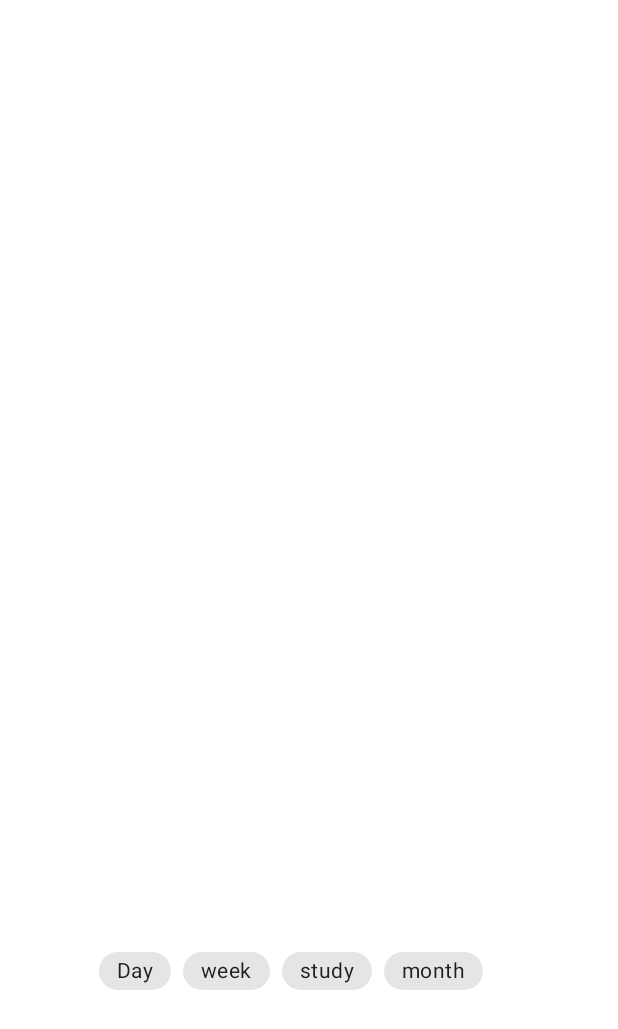
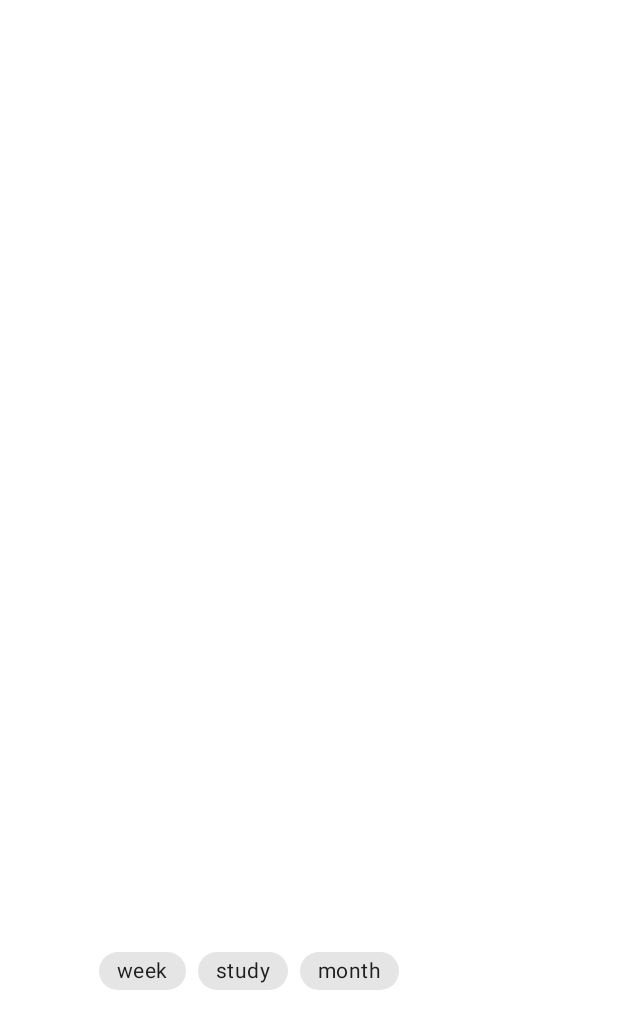
Before and after one commit to slscott9/StudyTimeApplication, an Android app: the screen it shows after launch (MainActivity), on a phone screen of 412 x 824 dp. Shown: the top 1029 px of the screen. Run offline under Robolectric (Android 15) with nearby library versions, the phone set to English and light mode, and no system bars; our stand-ins replace Room's generated code, data binding; libraries missing offline, so code that uses them is left out: com.github.mikephil.charting, kotlin.time.hours; 6 statements that could not run were skipped.

Commit message:
Fixed cases for only certain days of the month having values.

```diff
--- a/app/src/main/java/hfad/com/studytimeapp/activities/MainActivity.kt
+++ b/app/src/main/java/hfad/com/studytimeapp/activities/MainActivity.kt
@@ -50,9 +50,8 @@ class MainActivity : FragmentActivity() {
         val currentMonth = LocalDateTime.now().monthValue
 
 
-//        viewmodel.setLastSevenStudySessionsData(11, 6)
+        viewmodel.setLastSevenStudySessionsData(11, 6)
         viewmodel.setAllSelectedMonthData(11)
-
 
 
         binding.weekChip.setOnClickListener {
--- a/app/src/main/res/layout/activity_main.xml
+++ b/app/src/main/res/layout/activity_main.xml
@@ -32,12 +32,6 @@
                     app:layout_constraintStart_toStartOf="parent">
 
                         <com.google.android.material.chip.Chip
-                            android:id="@+id/dayChip"
-                            android:layout_width="wrap_content"
-                            android:layout_height="wrap_content"
-                            android:text="Day" />
-
-                        <com.google.android.material.chip.Chip
                             android:id="@+id/weekChip"
                             android:layout_width="wrap_content"
                             android:layout_height="wrap_content"
```
